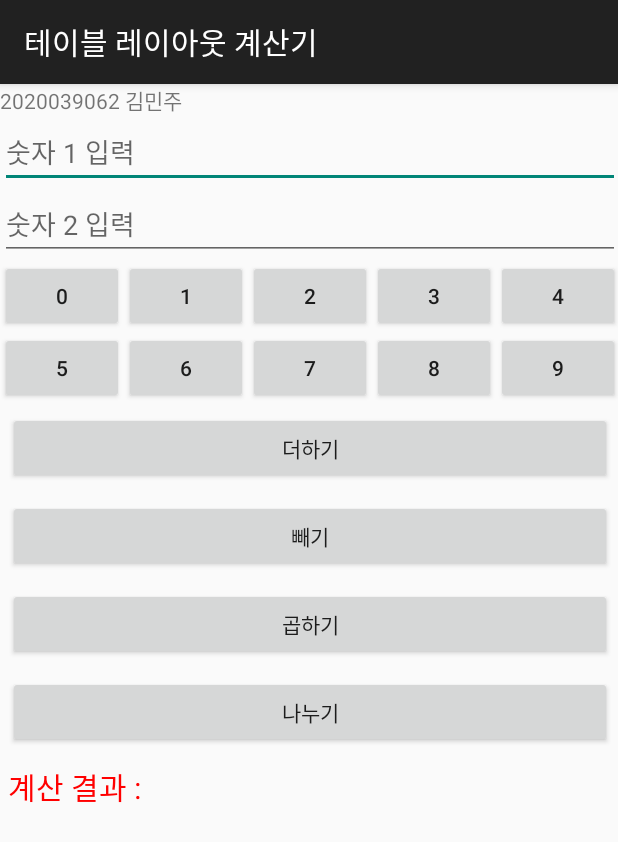
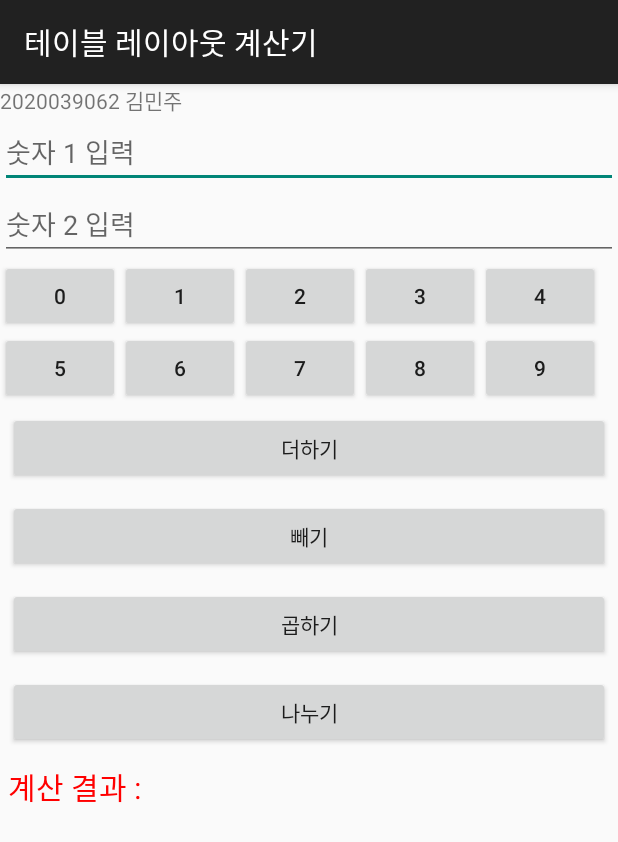
Before and after one commit to alswnsp411/openproprj, an Android app: the screen it shows after launch (MainActivity), on a phone screen of 412 x 824 dp. Shown: the top 842 px of the screen. Run offline under Robolectric (Android 15) with nearby library versions, the phone set to English and light mode, and no system bars.

Commit message:
계산기 앱 그리드레이아웃으로 수정

```diff
--- a/Project5_2/app/src/main/res/layout/activity_main.xml
+++ b/Project5_2/app/src/main/res/layout/activity_main.xml
@@ -1,99 +1,134 @@
 <?xml version="1.0" encoding="utf-8"?>
-<TableLayout xmlns:android="http://schemas.android.com/apk/res/android"
+<GridLayout xmlns:android="http://schemas.android.com/apk/res/android"
     xmlns:tools="http://schemas.android.com/tools"
     android:layout_width="match_parent"
     android:layout_height="match_parent"
-    android:shrinkColumns="*"
+    android:columnCount="5"
+    android:rowCount="10"
     tools:context=".MainActivity">
-    <TableRow>
     <TextView
-            android:layout_span="5"
+        android:layout_column="0"
+        android:layout_row="0"
+        android:layout_columnSpan="5"
+        android:layout_gravity="fill_horizontal"
         android:text="2020039062 김민주"/>
-    </TableRow>
-    <TableRow>
     <EditText
         android:id="@+id/Edit1"
-            android:layout_span="5"
+        android:layout_column="0"
+        android:layout_row="1"
+        android:layout_columnSpan="5"
+        android:layout_gravity="fill_horizontal"
         android:hint="숫자 1 입력" />
-    </TableRow>
-    <TableRow>
     <EditText
         android:id="@+id/Edit2"
-            android:layout_span="5"
-            android:hint="숫자 2 입력" />
-    </TableRow>
-    <TableRow>
+        android:layout_column="0"
+        android:layout_row="2"
+        android:layout_columnSpan="5"
+        android:layout_gravity="fill_horizontal"
+        android:hint="숫자 2 입력"/>
     <Button
         android:id="@+id/BtnNum0"
+        android:layout_row="3"
+        android:layout_column="0"
+        android:layout_width="80dp"
         android:text="0"/>
     <Button
         android:id="@+id/BtnNum1"
+        android:layout_row="3"
+        android:layout_column="1"
+        android:layout_width="80dp"
         android:text="1"/>
     <Button
         android:id="@+id/BtnNum2"
+        android:layout_row="3"
+        android:layout_column="2"
+        android:layout_width="80dp"
         android:text="2"/>
     <Button
         android:id="@+id/BtnNum3"
+        android:layout_row="3"
+        android:layout_column="3"
+        android:layout_width="80dp"
         android:text="3"/>
     <Button
         android:id="@+id/BtnNum4"
+        android:layout_row="3"
+        android:layout_column="4"
+        android:layout_width="80dp"
         android:text="4"/>
-    </TableRow>
-    <TableRow>
+
     <Button
         android:id="@+id/BtnNum5"
+        android:layout_row="4"
+        android:layout_column="0"
+        android:layout_width="80dp"
         android:text="5"/>
     <Button
         android:id="@+id/BtnNum6"
+        android:layout_row="4"
+        android:layout_column="1"
+        android:layout_width="80dp"
         android:text="6"/>
     <Button
         android:id="@+id/BtnNum7"
+        android:layout_row="4"
+        android:layout_column="2"
+        android:layout_width="80dp"
         android:text="7"/>
     <Button
         android:id="@+id/BtnNum8"
+        android:layout_row="4"
+        android:layout_column="3"
+        android:layout_width="80dp"
         android:text="8"/>
     <Button
         android:id="@+id/BtnNum9"
+        android:layout_row="4"
+        android:layout_column="4"
+        android:layout_width="80dp"
         android:text="9"/>
-    </TableRow>
 
-    <TableRow>
     <Button
         android:id="@+id/BtnAdd"
+        android:layout_row="5"
+        android:layout_column="0"
+        android:layout_columnSpan="5"
+        android:layout_gravity="fill_horizontal"
         android:layout_margin="5dp"
-            android:layout_span="5"
         android:text="더하기"/>
-    </TableRow>
-    <TableRow>
     <Button
         android:id="@+id/BtnSub"
+        android:layout_row="6"
+        android:layout_column="0"
+        android:layout_columnSpan="5"
+        android:layout_gravity="fill_horizontal"
         android:layout_margin="5dp"
-            android:layout_span="5"
         android:text="빼기"/>
-    </TableRow>
-    <TableRow>
     <Button
         android:id="@+id/BtnMul"
+        android:layout_row="7"
+        android:layout_column="0"
+        android:layout_columnSpan="5"
+        android:layout_gravity="fill_horizontal"
         android:layout_margin="5dp"
-            android:layout_span="5"
         android:text="곱하기"/>
-    </TableRow>
-    <TableRow>
 
     <Button
         android:id="@+id/BtnDiv"
-            android:layout_width="345dp"
+        android:layout_row="8"
+        android:layout_column="0"
+        android:layout_columnSpan="5"
+        android:layout_gravity="fill_horizontal"
         android:layout_margin="5dp"
-            android:layout_span="5"
         android:text="나누기" />
-    </TableRow>
-    <TableRow>
     <TextView
         android:id="@+id/TextResult"
+        android:layout_row="9"
+        android:layout_column="0"
+        android:layout_columnSpan="5"
+        android:layout_gravity="fill_horizontal"
         android:layout_margin="5dp"
-            android:layout_span="5"
         android:text="계산 결과 : "
         android:textColor="#FF0000"
         android:textSize="20dp"/>
-    </TableRow>
-</TableLayout>
+</GridLayout>
```
Lines whose indentation alone changed are shown as unchanged.
